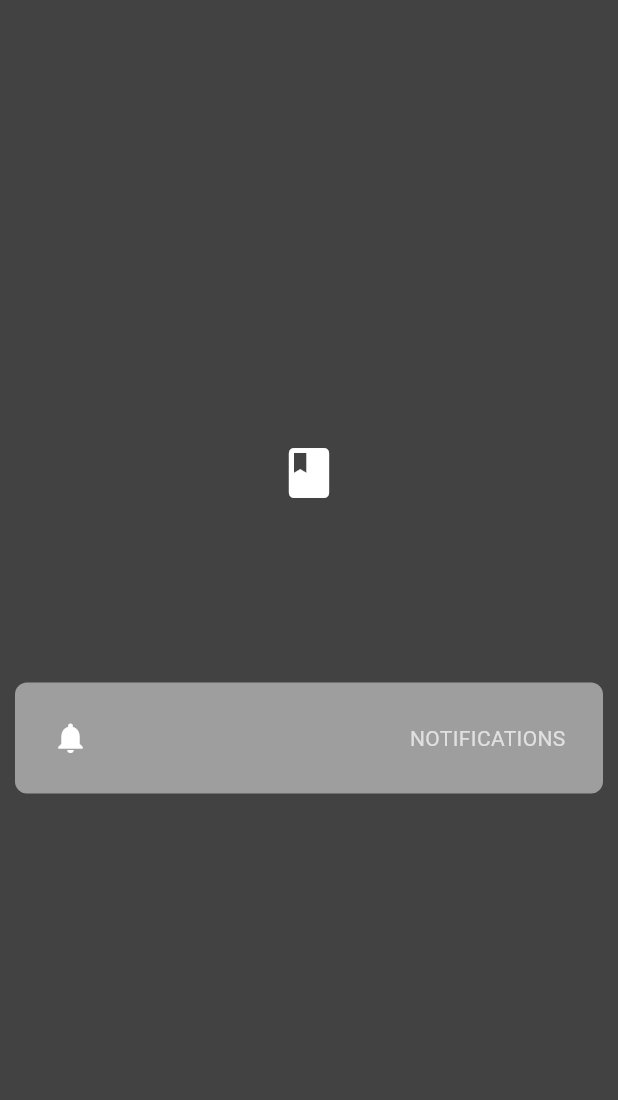
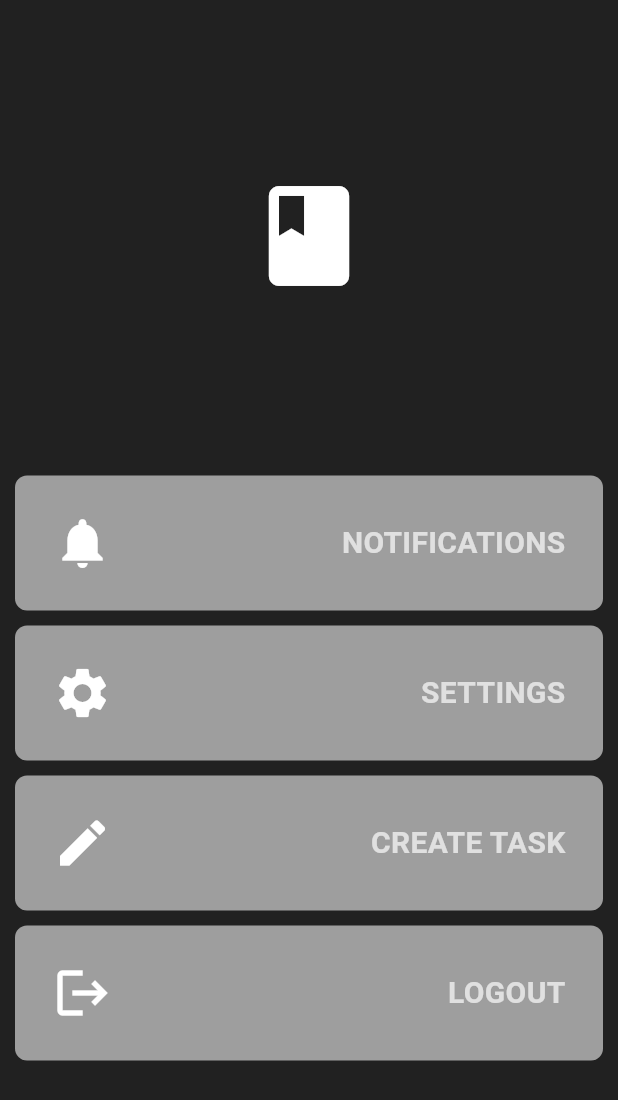
Before and after one commit to Nkurunzizagashati/FLUTTER_PROJECTS, a Flutter app: the DrawerPage screen opened directly, on a phone screen of 412 x 824 dp. Shown: the top 1100 px of the screen. Run offline on Flutter 3.47's test engine with Material 3 defaults, Android fonts, the phone set to English and light mode, and no system bars; our stand-ins replace cloud_firestore, firebase_auth, firebase_core; accounts and stored records are empty.

Commit message:
workflow management system

```diff
--- a/workflow_management_system/simple_socialmedia_app/lib/pages/drawer_page.dart
+++ b/workflow_management_system/simple_socialmedia_app/lib/pages/drawer_page.dart
@@ -1,3 +1,4 @@
+import 'package:firebase_auth/firebase_auth.dart';
 import 'package:flutter/material.dart';
 
 class DrawerPage extends StatelessWidget {
@@ -7,15 +8,15 @@ class DrawerPage extends StatelessWidget {
   Widget build(BuildContext context) {
     return Container(
       // padding: EdgeInsets.fromLTRB(10, 70, 10, 30),
-      width: MediaQuery.of(context).size.width * 0.85,
+      width: MediaQuery.of(context).size.width * 0.95,
       child: Scaffold(
-        backgroundColor: Theme.of(context).colorScheme.primary,
+        backgroundColor: Theme.of(context).colorScheme.surface,
         body: Column(
           mainAxisAlignment: MainAxisAlignment.center,
           children: [
             const Icon(
               Icons.book,
-              size: 40,
+              size: 80,
             ),
             const SizedBox(height: 120),
             Container(
@@ -30,11 +31,103 @@ class DrawerPage extends StatelessWidget {
                 children: [
                   Icon(
                     Icons.notifications,
+                    size: 40,
                   ),
-                  Text("NOTIFICATIONS")
+                  Text(
+                    "NOTIFICATIONS",
+                    style: TextStyle(
+                      fontWeight: FontWeight.bold,
+                      fontSize: 20,
+                    ),
+                  )
                 ],
               ),
-            )
+            ),
+            const SizedBox(height: 10),
+            Container(
+              padding: const EdgeInsets.all(25),
+              margin: const EdgeInsets.symmetric(horizontal: 10),
+              decoration: BoxDecoration(
+                color: Theme.of(context).colorScheme.inversePrimary,
+                borderRadius: BorderRadius.circular(8),
+              ),
+              child: const Row(
+                mainAxisAlignment: MainAxisAlignment.spaceBetween,
+                children: [
+                  Icon(
+                    Icons.settings,
+                    size: 40,
+                  ),
+                  Text(
+                    "SETTINGS",
+                    style: TextStyle(
+                      fontWeight: FontWeight.bold,
+                      fontSize: 20,
+                    ),
+                  ),
+                ],
+              ),
+            ),
+            const SizedBox(height: 10),
+            GestureDetector(
+              child: Container(
+                padding: const EdgeInsets.all(25),
+                margin: const EdgeInsets.symmetric(horizontal: 10),
+                decoration: BoxDecoration(
+                  color: Theme.of(context).colorScheme.inversePrimary,
+                  borderRadius: BorderRadius.circular(8),
+                ),
+                child: const Row(
+                  mainAxisAlignment: MainAxisAlignment.spaceBetween,
+                  children: [
+                    Icon(
+                      Icons.create,
+                      size: 40,
+                    ),
+                    Text(
+                      "CREATE TASK",
+                      style: TextStyle(
+                        fontWeight: FontWeight.bold,
+                        fontSize: 20,
+                      ),
+                    ),
+                  ],
+                ),
+              ),
+              onTap: () {
+                FirebaseAuth.instance.signOut();
+              },
+            ),
+            const SizedBox(height: 10),
+            GestureDetector(
+              child: Container(
+                padding: const EdgeInsets.all(25),
+                margin: const EdgeInsets.symmetric(horizontal: 10),
+                decoration: BoxDecoration(
+                  color: Theme.of(context).colorScheme.inversePrimary,
+                  borderRadius: BorderRadius.circular(8),
+                ),
+                child: const Row(
+                  mainAxisAlignment: MainAxisAlignment.spaceBetween,
+                  children: [
+                    Icon(
+                      Icons.logout,
+                      size: 40,
+                    ),
+                    Text(
+                      "LOGOUT",
+                      style: TextStyle(
+                        fontWeight: FontWeight.bold,
+                        fontSize: 20,
+                      ),
+                    ),
+                  ],
+                ),
+              ),
+              onTap: () {
+                FirebaseAuth.instance.signOut();
+              },
+            ),
           ],
         ),
       ),
--- a/workflow_management_system/simple_socialmedia_app/lib/pages/home_page.dart
+++ b/workflow_management_system/simple_socialmedia_app/lib/pages/home_page.dart
@@ -45,10 +45,6 @@ class _HomePageState extends State<HomePage> {
     deadlineController.dispose();
 
     super.dispose();
-  }
-
-  void logout() {
-    FirebaseAuth.instance.signOut();
   }
 
   void createTask() async {
@@ -627,16 +623,6 @@ class _HomePageState extends State<HomePage> {
                   ),
                 ),
                 centerTitle: true,
-                actions: [
-                  IconButton(
-                    icon: const Icon(Icons.notifications),
-                    onPressed: () {},
-                  ),
-                  IconButton(
-                    icon: const Icon(Icons.logout),
-                    onPressed: logout,
-                  ),
-                ],
               ),
               drawer: const DrawerPage(),
               body: FutureBuilder<String?>(
```
